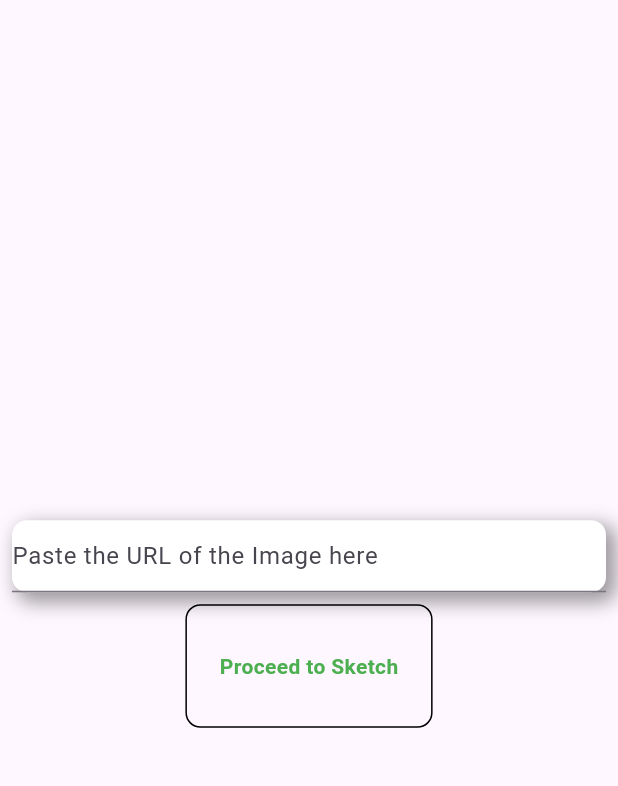
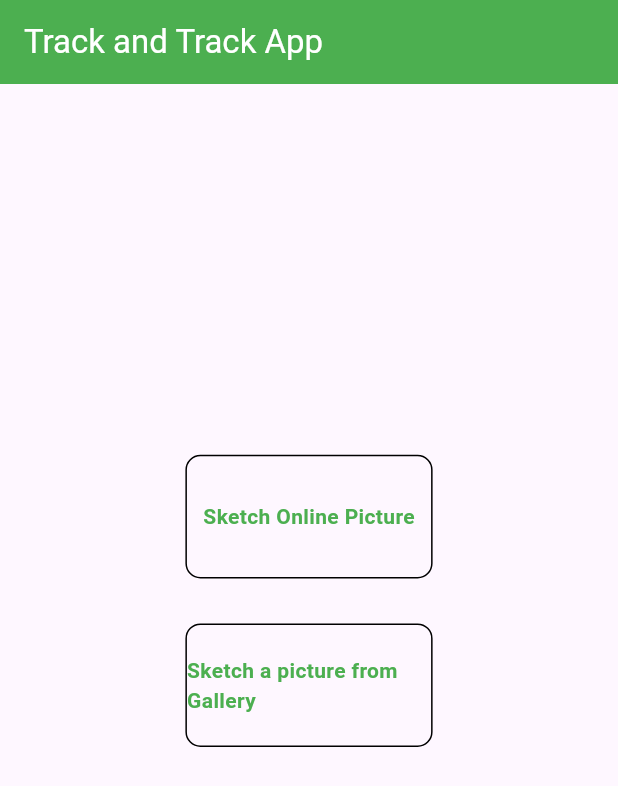
Before and after one commit to Ham-lan/trace_track_app_with_background_remover, a Flutter app: the screen it shows after launch, on a phone screen of 412 x 824 dp. Shown: the top 786 px of the screen. Run offline on Flutter 3.47's test engine with Material 2 defaults, Android fonts, the phone set to English and light mode, and no system bars; our stand-ins replace camera, fluttertoast, image_picker.

Commit message:
Initial Commit for Trace and Track App that helps you create sketches by using camera and Images

```diff
--- a/lib/button.dart
+++ b/lib/button.dart
@@ -1,8 +1,9 @@
 import 'package:flutter/material.dart';
 
 class SketchButton extends StatelessWidget {
-  SketchButton({Key? key, required this.onTap}) : super(key: key);
+  SketchButton({Key? key, required this.onTap ,  required this.title}) : super(key: key);
   VoidCallback onTap;
+  String title;
 
   @override
   Widget build(BuildContext context) {
@@ -16,7 +17,7 @@ class SketchButton extends StatelessWidget {
           border: Border.all(),
         ),
         child: Center(child: Text(
-            'Proceed to Sketch',
+            title.toString(),
           style: TextStyle(fontWeight: FontWeight.bold , color: Colors.green),
         ),),
       ),
--- a/lib/camera_tut.dart
+++ b/lib/camera_tut.dart
@@ -4,8 +4,9 @@ import 'package:flutter/material.dart';
 
 class MyCameraScreen extends StatefulWidget {
   List<CameraDescription> cameras;
-  final String url;
-  MyCameraScreen({ required this.cameras , required this.url ,Key? key}) : super(key: key);
+  //final String url;
+  Image image;
+  MyCameraScreen({ required this.cameras ,required this.image ,Key? key}) : super(key: key);
 
   @override
   State<MyCameraScreen> createState() => _MyCameraScreenState();
@@ -105,7 +106,7 @@ class _MyCameraScreenState extends State<MyCameraScreen> {
                     child: Container(
                         height: MediaQuery.of(context).size.height*0.9,
                         width: MediaQuery.of(context).size.width*0.9,
-                        child: Image(image: NetworkImage(widget.url)),
+                        child: widget.image,
                         // child: Image(
                         //
                         //     // image: NetworkImage('https://freepngimg.com/thumb/categories/353.png')
--- a/lib/main.dart
+++ b/lib/main.dart
@@ -1,6 +1,8 @@
 import 'package:camera/camera.dart';
 import 'package:camera_app/camera_tut.dart';
+import 'package:camera_app/get_gallery_image.dart';
 import 'package:camera_app/get_image.dart';
+import 'package:camera_app/navigate_page_one.dart';
 import 'package:flutter/material.dart';
 
 
@@ -42,7 +44,7 @@ class MyApp extends StatelessWidget {
         colorScheme: ColorScheme.fromSeed(seedColor: Colors.deepPurple),
         useMaterial3: true,
       ),
-      home: GetImage(cameras: cameras) ,
+      home: NavigateAhead(cameras: cameras) ,
     );
   }
 }
--- /dev/null
+++ b/lib/navigate_page_one.dart
@@ -0,0 +1,45 @@
+import 'package:camera/camera.dart';
+import 'package:camera_app/button.dart';
+import 'package:camera_app/get_gallery_image.dart';
+import 'package:camera_app/get_image.dart';
+import 'package:flutter/material.dart';
+
+class NavigateAhead extends StatelessWidget {
+  List<CameraDescription> cameras;
+  NavigateAhead({Key? key,  required this.cameras}) : super(key: key);
+
+  @override
+  Widget build(BuildContext context) {
+    return Scaffold(
+      appBar: AppBar(
+        title: Text('Track and Track App' , style: TextStyle(color: Colors.white),),
+        backgroundColor: Colors.green,
+      ),
+      body: Column(
+        crossAxisAlignment: CrossAxisAlignment.center,
+        children: [
+          SizedBox(height: MediaQuery.of(context).size.height*0.3 ,),
+          Row(
+            children: [
+              SizedBox(width:MediaQuery.of(context).size.width*0.3 ,),
+              SketchButton(onTap: (){
+                Navigator.push(context, MaterialPageRoute(builder: (context) => GetImage(cameras: cameras ) ) );
+              },
+                  title: 'Sketch Online Picture'
+              ),
+            ],
+          ),
+          SizedBox(height: 30,),
+          Row(
+            children: [
+              SizedBox(width:MediaQuery.of(context).size.width*0.3 ,),
+              SketchButton(onTap: (){
+                Navigator.push(context, MaterialPageRoute(builder: (context) => GalleryImagePickerPage(cameras: cameras) ) );
+              } , title: 'Sketch a picture from Gallery'),
+            ],
+          ),
+        ],
+      ),
+    );
+  }
+}
--- a/pubspec.yaml
+++ b/pubspec.yaml
@@ -38,6 +38,8 @@ dependencies:
   camera: ^0.10.5+2
   video_player: ^2.6.1
   permission_handler: ^8.3.0
+  image_picker: ^1.0.0
+  fluttertoast: ^8.2.2
 
 dev_dependencies:
   flutter_test:
```
Also changed, not shown: lib/get_gallery_image.dart (added, +81 -0 lines), lib/get_image.dart (+23 -3 lines), lib/toast_message.dart (added, +17 -0 lines), pubspec.lock, 5 other files.
